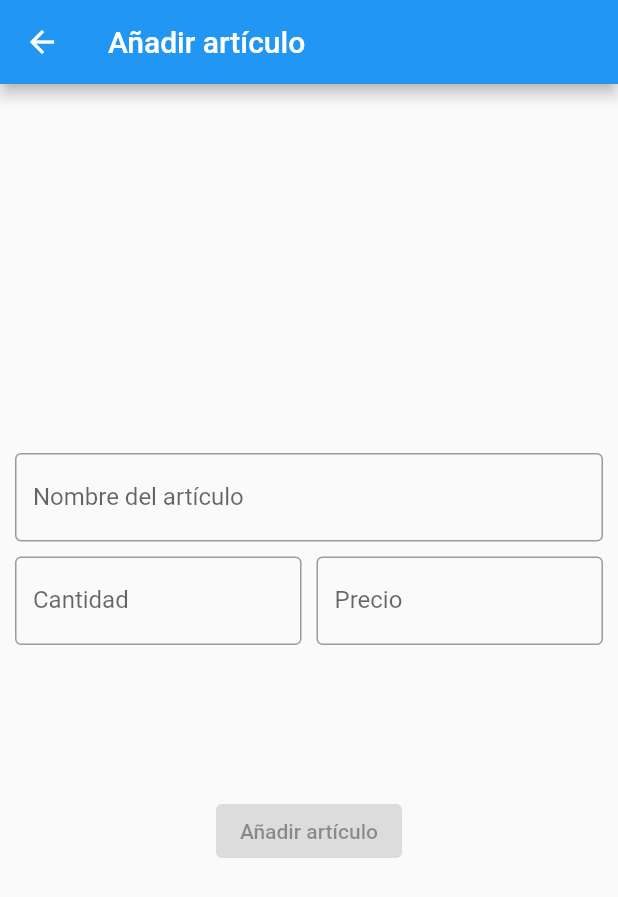
After one commit to IgnacioCantero/componentes, a Flutter app: the ListaCompraPage screen opened by its route, after a tap on the "add" icon, on a phone screen of 412 x 824 dp. The commit adds this screen. Shown: the top 897 px of the screen. Run offline on Flutter 3.47's test engine with Material 2 defaults, Android fonts, the phone set to English and light mode, and no system bars.

Commit message:
Componentes - Final

```diff
--- /dev/null
+++ b/lib/models/Articulo.dart
@@ -0,0 +1,13 @@
+class Articulo {
+  ///ATRIBUTOS-----
+  String nombre;
+  int cantidad;
+  double precio;
+  double? total;
+
+  ///CONSTRUCTORES-----
+  Articulo(this.nombre, this.cantidad, this.precio) {
+    total = cantidad * precio;
+  }
+
+}
--- a/lib/models/Characters.dart
+++ b/lib/models/Characters.dart
@@ -164,5 +164,4 @@ class Origin {
     map['url'] = _url;
     return map;
   }
-
 }
--- /dev/null
+++ b/lib/pages/add_articulo_page.dart
@@ -0,0 +1,96 @@
+import 'package:componentes/models/Articulo.dart';
+import 'package:flutter/material.dart';
+
+class AddArticulosPage extends StatefulWidget {
+  const AddArticulosPage({Key? key}) : super(key: key);
+
+  @override
+  State<AddArticulosPage> createState() => _AddArticulosPageState();
+}
+
+class _AddArticulosPageState extends State<AddArticulosPage> {
+  ///VARIABLES -> las inicializamos:
+  TextEditingController _nombre = TextEditingController();
+  TextEditingController _cantidad = TextEditingController();
+  TextEditingController _precio = TextEditingController();
+
+  @override
+  Widget build(BuildContext context) {
+    return Scaffold(
+      appBar: AppBar(
+        title: const Text('Añadir artículo'),
+      ),
+      body: Center(
+        child: Padding(
+          padding: const EdgeInsets.all(10),
+          child: Column(
+            mainAxisSize: MainAxisSize.min, //todo: MainAxisSize.min -> la altura de la columna ocupe lo mínimo posible para albergar el contenido (MainAxisSize.max coge toda la altura disponible)
+            children: [
+              _nombreInput(),
+              const SizedBox(height: 10),
+              Row(
+                children: [
+                  //todo: Flexible -> obliga al componente que tiene dentro (cantidadInput) a adaptarse al contenedor
+                  Flexible(child: _cantidadInput()),
+                  const SizedBox(width: 10),
+                  Flexible(child: _precioInput()),
+                ],
+              ),
+              const SizedBox(height: 100),
+              ElevatedButton(
+                onPressed: _nombre.text.isNotEmpty && _precio.text.isNotEmpty && _cantidad.text.isNotEmpty ? () {
+                  Articulo articulo = Articulo(_nombre.text, int.parse(_cantidad.text), double.parse(_precio.text));
+                  Navigator.pop(context, articulo);
+                } : null,
+                child: const Text('Añadir artículo'),
+              ),
+            ],
+          ),
+        ),
+      ),
+    );
+  }
+
+  ///FUNCIONES:
+  Widget _nombreInput() {
+    return TextField(
+      controller: _nombre,
+      onChanged: (value) { setState(() {}); }, //todo: Refrescar el estado de la aplicación cada vez
+      decoration: const InputDecoration(
+        border: OutlineInputBorder( //todo: OutlineInputBorder -> crea un borde
+          borderSide: BorderSide(color: Colors.green, width: 2.0) //todo: BorderSide -> manejar el color y el tamaño del borde
+        ),
+        label: Text('Nombre del artículo'),
+      ),
+    );
+  }
+
+  Widget _cantidadInput() {
+    return TextField(
+      controller: _cantidad,
+      onChanged: (value) { setState(() {}); }, //todo: Refrescar el estado de la aplicación cada vez
+      decoration: const InputDecoration(
+        border: OutlineInputBorder( //todo: OutlineInputBorder -> crea un borde
+            borderSide: BorderSide(color: Colors.green, width: 2.0) //todo: BorderSide -> manejar el color y el tamaño del borde
+        ),
+        label: Text('Cantidad'),
+      ),
+      keyboardType: TextInputType.number, //todo: keyboardType: TextInputType.number -> mostrar teclado numérico
+    );
+  }
+
+  Widget _precioInput() {
+    return TextField(
+      controller: _precio,
+      onChanged: (value) { setState(() {}); }, //todo: Refrescar el estado de la aplicación cada vez
+      decoration: const InputDecoration(
+        border: OutlineInputBorder( //todo: OutlineInputBorder -> crea un borde
+            borderSide: BorderSide(color: Colors.green, width: 2.0) //todo: BorderSide -> manejar el color y el tamaño del borde
+        ),
+        label: Text('Precio'),
+      ),
+      keyboardType: TextInputType.number, //todo: keyboardType: TextInputType.number -> mostrar teclado numérico
+    );
+  }
+
+}
--- a/lib/pages/avatar_page.dart
+++ b/lib/pages/avatar_page.dart
@@ -13,7 +13,7 @@ class AvatarPage extends StatelessWidget {
             padding: const EdgeInsets.all(5),
             child: GestureDetector(
               onTap: () {
-                //Abrir el menú de configuración de la cuenta
+                //todo: Abrir el menú de configuración de la cuenta
               },
               child: const CircleAvatar(
                 backgroundImage: NetworkImage('https://culturacolectiva-cultura-colectiva-prod.cdn.arcpublishing.com/resizer/ZUD9yu2KB8YiOYTutx-MtNj7THM=/1024x768/filters:format(jpg):quality(70)/cloudfront-us-east-1.images.arcpublishing.com/culturacolectiva/DZ3PVWDKQJHSRB3TVBNVK5N6EE.jpeg'),
@@ -24,7 +24,7 @@ class AvatarPage extends StatelessWidget {
             padding: const EdgeInsets.all(5),
             child: GestureDetector(
               onTap: () {
-                //Abrir el menú de configuración de la cuenta
+                //todo: Abrir el menú de configuración de la cuenta
               },
               child: const CircleAvatar(
                 backgroundColor: Colors.deepPurpleAccent,
@@ -35,7 +35,7 @@ class AvatarPage extends StatelessWidget {
         ],
       ),
       body: const Center(
-        //FadeInImage -> hace una animación de fundido y nos deja poner un widget de tipo placeholder
+        //todo: FadeInImage -> hace una animación de fundido y nos deja poner un widget de tipo placeholder
         child: FadeInImage(
           image: NetworkImage('https://hips.hearstapps.com/hmg-prod.s3.amazonaws.com/images/matt-schulze-chad-lindberg-michelle-rodriguez-vin-diesel-news-photo-1624538754.jpg?crop=1.00xw:0.675xh;0,0.229xh&resize=640:*'),
           fadeInDuration: Duration(seconds: 2),
--- /dev/null
+++ b/lib/pages/lista_compra_page.dart
@@ -0,0 +1,72 @@
+import 'package:componentes/pages/add_articulo_page.dart';
+import 'package:flutter/material.dart';
+import '../models/Articulo.dart';
+
+class ListaCompraPage extends StatefulWidget {
+  const ListaCompraPage({Key? key}) : super(key: key);
+
+  @override
+  State<ListaCompraPage> createState() => _ListaCompraPageState();
+}
+
+class _ListaCompraPageState extends State<ListaCompraPage> {
+  ///VARIABLES -> inicializarlas:
+  List<Articulo> listaCompra = [];
+  double totalFinal = 0;
+
+  @override
+  Widget build(BuildContext context) {
+    return Scaffold(
+      appBar: AppBar(
+        title: const Text('Lista de la compra'),
+        //todo: Para visualizar la suma total del precio de los artículos:
+        actions: [
+          Padding(padding: const EdgeInsets.all(12),
+          child: Text('Total: ${totalFinal.toString()}€'),)
+        ],
+      ),
+      body: ListView.builder( //todo: builder -> recorre la lista y devuelve un widget por cada elemento
+        itemCount: listaCompra.length,
+        itemBuilder: (BuildContext context, int index) {
+          //todo: Comprobar si la lista está vacía:
+          if(listaCompra.isEmpty) {
+            return const Center(
+              child: Text('Lista Vacía: por favor, añada artículos'),
+            );
+          }
+          return ListTile(
+            leading: const Icon(Icons.shopping_cart),
+            title: Text('${listaCompra[index].nombre} - ${listaCompra[index].cantidad}'),
+            subtitle: Text('Total: ${listaCompra[index].total}€'),
+            trailing: GestureDetector(
+              onLongPress: () {
+                //todo: Borrar el elemento en la posición index de la lista de la compra:
+                setState(() {
+                  totalFinal -= listaCompra[index].total!;
+                  listaCompra.removeAt(index);
+                });
+              },
+              child: const Icon(Icons.delete_outline, color: Colors.red),
+            ),
+          );
+        }
+      ),
+      floatingActionButton: FloatingActionButton(
+        //todo: Navegar a otra página donde introduciremos los datos del artículo y se quedará a la espera de recibir ese artículo y pintarlo en la lista
+        child: const Icon(Icons.add),
+        onPressed: () async {
+          final Articulo? articulo = await Navigator.push(context,
+            MaterialPageRoute(builder: (context)=>const AddArticulosPage())
+          );
+          //todo: Añadir el artículo a la lista:
+          if(articulo != null) {
+            setState(() {
+              listaCompra.add(articulo);
+              totalFinal += articulo.total!;
+            });
+          }
+        },
+      ),
+    );
+  }
+}
--- a/lib/provider/provider.dart
+++ b/lib/provider/provider.dart
@@ -1,38 +1,37 @@
 import 'dart:convert';
-
 import 'package:componentes/models/Characters.dart';
 import 'package:http/http.dart';
 
 class HttpService {
-  //La url para llamar a la Api:
+  ///URL para llamar a la Api:
   final String url = 'https://rickandmortyapi.com/api/character';
 
-  //Traer un personaje en concreto en base a su id:
-  //Future -> respuesta algún tipo específico (por ejemplo, un String) que va a ocurrir en un futuro (método asíncrono)
+  ///Traer UN PERSONAJE en concreto en base a su id:
+  //todo: Future -> respuesta algún tipo específico (por ejemplo, un String) que va a ocurrir en un futuro (método asíncrono)
   Future<Character> getCharacter() async {
-    //Http nos da un objeto de tipo response donde guardamos la respuesta de la Api
-    //Esto nos dará acceso a varias propiedad de la respuesta como el statuscode o el body
+    //todo: Http nos da un objeto de tipo response donde guardamos la respuesta de la Api
+    //todo: Esto nos dará acceso a varias propiedad de la respuesta como el statuscode o el body
     Response res = await get(Uri.parse(url + '/1'));
-    //Asegurar que la respuesta es correcta -> statuscode = 200
+    //todo: Asegurar que la respuesta es correcta -> statuscode = 200
     if(res.statusCode == 200) {
       return Character.fromJson(res.body);
     } else {
-      //Ha habido algún fallo:
+      //todo: Ha habido algún fallo:
       throw Exception('Fallo');
     }
   }
 
-  //Traer una lista de personajes:
+  ///Traer una LISTA DE PERSONAJES:
   Future<List<Character>> getPersonajes() async {
     Response res = await get(Uri.parse(url));
     if(res.statusCode == 200) {
-      //1º -> Pasar el Json a List<dynamic> -> permite iterar (bucle for):
-      List<dynamic> lista = jsonDecode(res.body)['results'];  //['results'] -> para que únicamente devuelva el contenido del Json que hay dentro de 'results'
-      //2º -> Iterar para pasar cada elemento de la lista a tipo Character:
+      //todo: 1º -> Pasar el Json a List<dynamic> -> permite iterar (bucle for):
+      List<dynamic> lista = jsonDecode(res.body)['results'];  //todo: ['results'] -> para que únicamente devuelva el contenido del Json que hay dentro de 'results'
+      //todo: 2º -> Iterar para pasar cada elemento de la lista a tipo Character:
       List<Character> characters = lista.map((item) => Character.fromJson(item)).toList();
       return characters;
     } else {
-      //Ha habido algún fallo:
+      //todo: Ha habido algún fallo:
       throw Exception('Fallo');
     }
   }
```
Also changed, not shown: lib/main.dart (+12 -4 lines), lib/pages/alert_page.dart (+15 -16 lines), lib/pages/cards_page.dart (+6 -6 lines), lib/pages/home_page.dart (+24 -10 lines), lib/pages/inputs_page.dart (+51 -51 lines), lib/pages/pasar_info_pagina_dos_page.dart (added, +47 -0 lines), lib/pages/pasar_info_pagina_uno_page.dart (added, +76 -0 lines), lib/pages/personaje_page.dart (added, +57 -0 lines), lib/pages/personajes_page.dart (+27 -5 lines).
